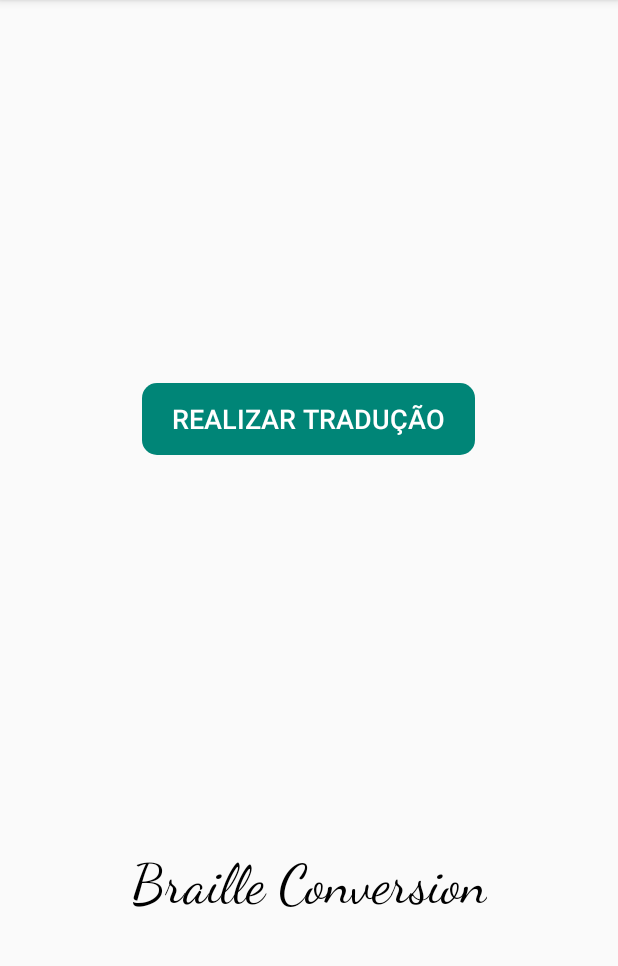
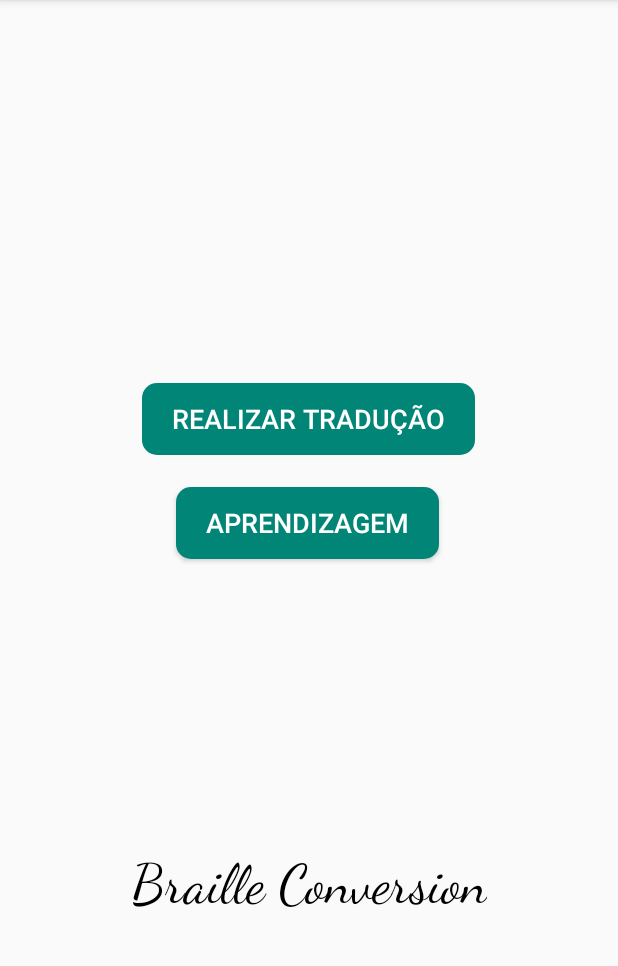
Before and after one commit to MacosPrintes001/ProjBrile, an Android app: the screen it shows after launch (ActivityInicial), on a phone screen of 412 x 824 dp, the part 84-1050 px from its top. Run offline under Robolectric (Android 15) with nearby library versions, the phone set to English and light mode, and no system bars.

Commit message:
Initial Add (SOA)

```diff
--- a/app/src/main/res/layout/activity_inicial.xml
+++ b/app/src/main/res/layout/activity_inicial.xml
@@ -37,6 +37,24 @@
         app:layout_constraintTop_toTopOf="@+id/imageCarregada"
         app:layout_constraintVertical_bias="0.702" />
 
+    <Button
+        android:id="@+id/startAprendizado"
+        android:layout_width="wrap_content"
+        android:layout_height="wrap_content"
+        android:background="@drawable/bg_btn_traduzir"
+        android:paddingLeft="20dp"
+        android:paddingRight="20dp"
+        android:text="Aprendizagem"
+        android:textColor="#fff"
+        android:textSize="18dp"
+        app:layout_constraintBottom_toBottomOf="@+id/imageCarregada"
+        app:layout_constraintEnd_toEndOf="parent"
+        app:layout_constraintHorizontal_bias="0.497"
+        app:layout_constraintStart_toStartOf="parent"
+        android:layout_marginTop="10dp"
+        app:layout_constraintTop_toBottomOf="@+id/startTranslate"
+        app:layout_constraintVertical_bias="0.216" />
+
     <TextView
         android:id="@+id/textView"
         android:layout_width="wrap_content"
```
Also changed, not shown: app/src/main/AndroidManifest.xml (+7 -4 lines), app/src/main/java/br/com/ufopaoriximina/projbrile/activities/ActivityAprendizagem.java (added, +16 -0 lines), app/src/main/java/br/com/ufopaoriximina/projbrile/activities/ActivityEdicaoImagem.java (+21 -3 lines), app/src/main/res/layout/activity_aprendizagem.xml (added, +9 -0 lines).
